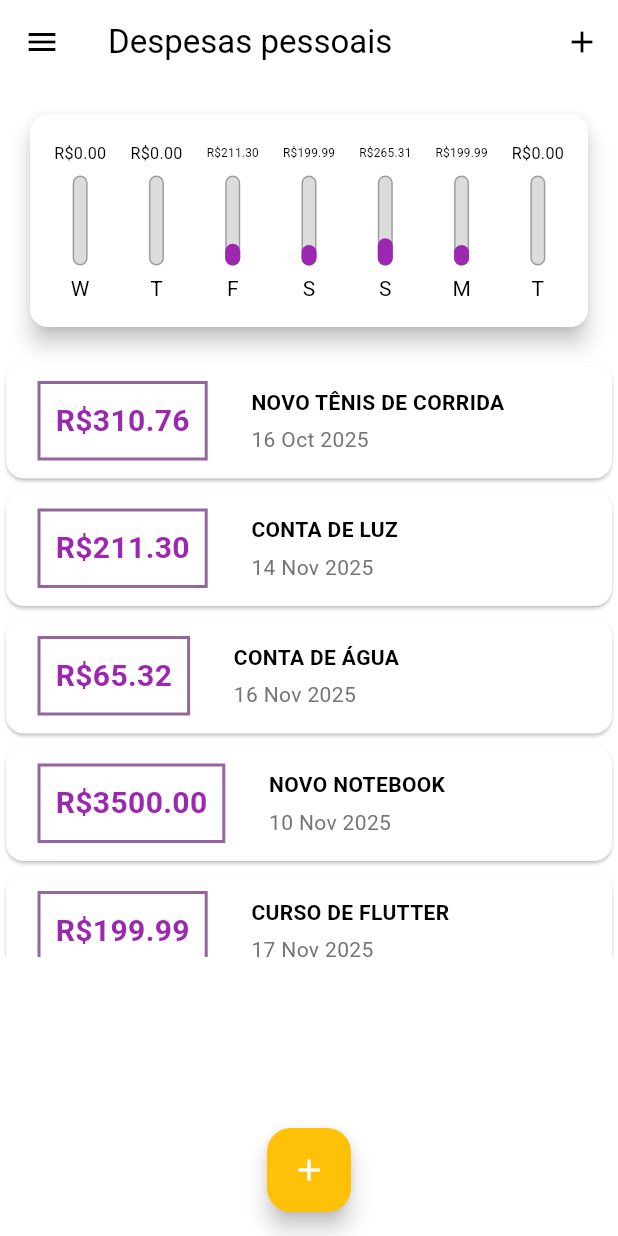
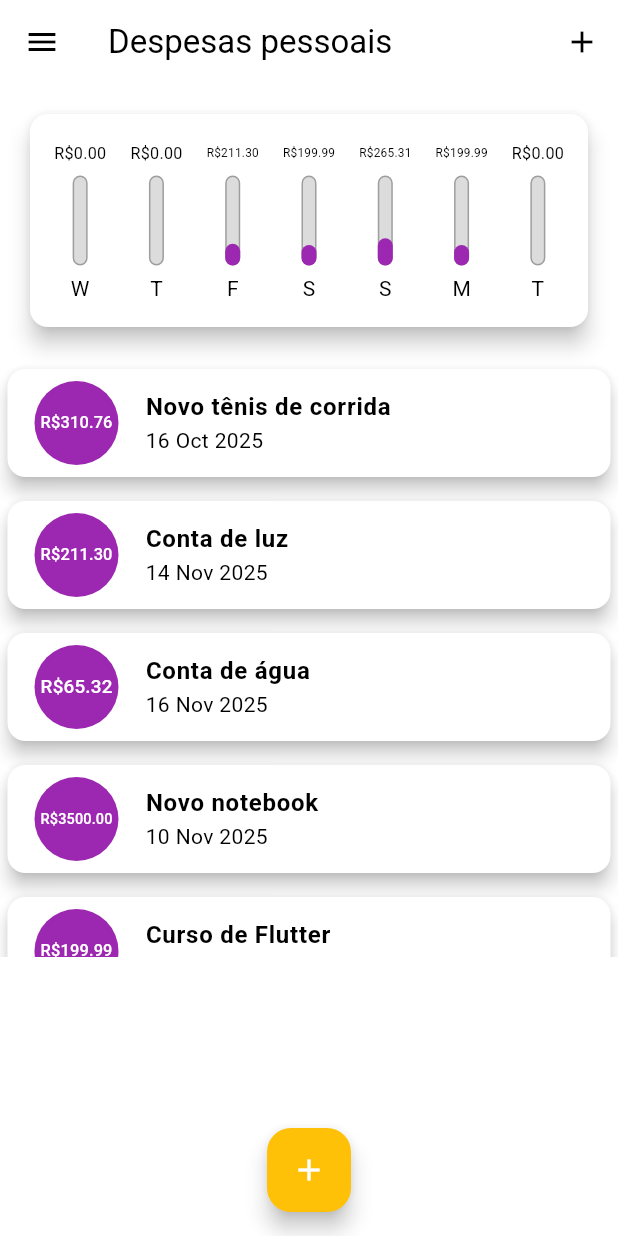
Before and after one commit to MatheusGregorinAMB/expenses-app, a Flutter app: the screen it shows after launch, on a phone screen of 412 x 824 dp. Run offline on Flutter 3.47's test engine with Material 3 defaults, Android fonts, the phone set to English and light mode, and no system bars.

Commit message:
update forma view list

```diff
--- a/lib/components/transaction_list.dart
+++ b/lib/components/transaction_list.dart
@@ -24,61 +24,31 @@ class TransactionList extends StatelessWidget {
         itemBuilder: (ctx, index) {
           final tr = transactions[index];
           return Card(
-            child: Row(
-              children: <Widget>[
-                Padding(
-                  padding: const EdgeInsets.only(
-                    left: 6,
-                    right: 2,
-                    bottom: 2,
-                    top: 2,
+            elevation: 5,
+            margin: EdgeInsets.symmetric(
+              vertical: 8,
+              horizontal: 5,
             ),
-                  child: Container(
-                    margin: EdgeInsets.symmetric(horizontal: 15, vertical: 10),
-                    decoration: BoxDecoration(
-                      border: Border.all(
-                        color: const Color.fromARGB(255, 149, 101, 158),
-                        width: 2,
-                      ),
-                    ),
-                    padding: EdgeInsets.all(10),
-                    child: Text(
-                      'R\$${tr.value?.toStringAsFixed(2)}',
-                      style: TextStyle(
-                        fontWeight: FontWeight.bold,
-                        fontSize: 20,
-                        color: Colors.purple,
+            child: ListTile(
+              leading: CircleAvatar(
+                radius: 30,
+                child: Padding(
+                  padding: const EdgeInsets.all(6.0),
+                  child: FittedBox(
+                    child: Text('R\$${tr.value?.toStringAsFixed(2)}'),
                   ),
                 ),
               ),
-                ),
-                Padding(
-                  padding: const EdgeInsets.only(
-                    left: 12,
-                    right: 2,
-                    bottom: 2,
-                    top: 2,
-                  ),
-                  child: Column(
-                    crossAxisAlignment: CrossAxisAlignment.start,
-                    mainAxisAlignment: MainAxisAlignment.center,
-                    spacing: 5,
-                    children: <Widget>[
-                      Text(
-                        tr.title.toString().toUpperCase(),
+              title: Text(
+                tr.title ?? '',
                 style: TextStyle(
-                          color: Colors.black,
                   fontWeight: FontWeight.bold,
+                  fontSize: 16,
                 ),
               ),
-                      Text(
-                        DateFormat('d MMM y').format(tr.date as DateTime),
-                        style: TextStyle(color: Colors.grey[600]),
+              subtitle: Text(
+                DateFormat('d MMM y').format(tr.date ?? DateTime.now()),
               ),
-                    ],
-                  ),
-                ),
-              ],
             ),
           );
         },
```
Lines whose indentation alone changed are shown as unchanged.
